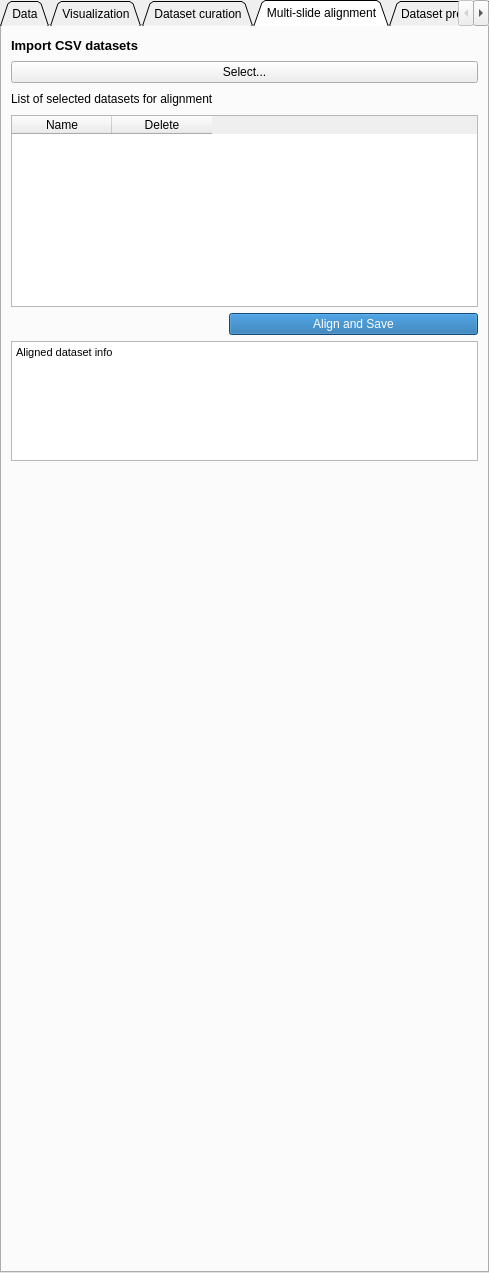
Above: MassVision/Resources/UI/MassVision.ui from jamzad/SlicerMassVision before the change. Below: the same form after it.
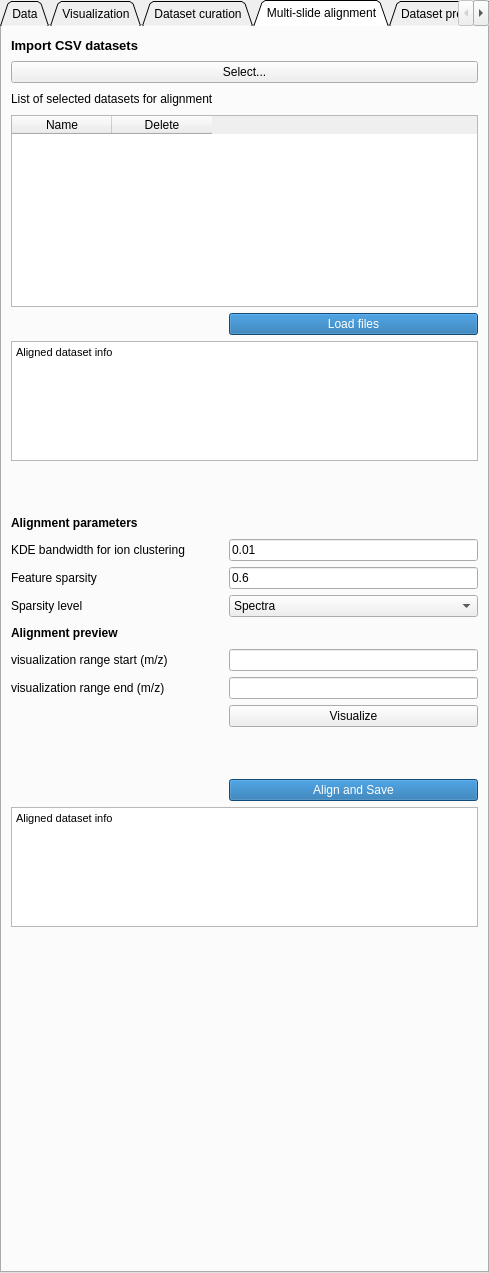
That is the form after the change. The open tabs and pages were chosen to show the change.

Commit message: ADD parameter tuning and preview to multi-slide alignment

```diff
--- a/MassVision/Resources/UI/MassVision.ui
+++ b/MassVision/Resources/UI/MassVision.ui
@@ -32,7 +32,7 @@
    <enum>QTabWidget::Triangular</enum>
   </property>
   <property name="currentIndex">
-   <number>5</number>
+   <number>3</number>
   </property>
   <property name="tabBarAutoHide">
    <bool>false</bool>
@@ -1896,6 +1896,16 @@
       </property>
      </spacer>
     </item>
+    <item row="1" column="0" colspan="2">
+     <widget class="QPushButton" name="selectToAlign">
+      <property name="styleSheet">
+       <string notr="true"/>
+      </property>
+      <property name="text">
+       <string>Select...</string>
+      </property>
+     </widget>
+    </item>
     <item row="2" column="0">
      <widget class="QLabel" name="label_77">
       <property name="styleSheet">
@@ -1945,8 +1955,109 @@
       </column>
      </widget>
     </item>
-    <item row="4" column="1">
-     <widget class="QPushButton" name="pushButton_11">
+    <item row="7" column="0">
+     <widget class="QLabel" name="label_2">
+      <property name="font">
+       <font>
+        <weight>75</weight>
+        <bold>true</bold>
+       </font>
+      </property>
+      <property name="text">
+       <string>Alignment parameters </string>
+      </property>
+     </widget>
+    </item>
+    <item row="7" column="1">
+     <spacer name="horizontalSpacer_31">
+      <property name="orientation">
+       <enum>Qt::Horizontal</enum>
+      </property>
+      <property name="sizeHint" stdset="0">
+       <size>
+        <width>40</width>
+        <height>20</height>
+       </size>
+      </property>
+     </spacer>
+    </item>
+    <item row="8" column="0">
+     <widget class="QLabel" name="label_3">
+      <property name="text">
+       <string>KDE bandwidth for ion clustering</string>
+      </property>
+     </widget>
+    </item>
+    <item row="8" column="1">
+     <widget class="QLineEdit" name="KDEbandwidthVal">
+      <property name="text">
+       <string>0.01</string>
+      </property>
+     </widget>
+    </item>
+    <item row="9" column="0">
+     <widget class="QLabel" name="label_4">
+      <property name="text">
+       <string>Feature sparsity</string>
+      </property>
+     </widget>
+    </item>
+    <item row="9" column="1">
+     <widget class="QLineEdit" name="sparsityVal">
+      <property name="text">
+       <string>0.6</string>
+      </property>
+     </widget>
+    </item>
+    <item row="10" column="0">
+     <widget class="QLabel" name="label_5">
+      <property name="text">
+       <string>Sparsity level</string>
+      </property>
+     </widget>
+    </item>
+    <item row="10" column="1">
+     <widget class="QComboBox" name="sparsityLevel">
+      <item>
+       <property name="text">
+        <string>Spectra</string>
+       </property>
+      </item>
+      <item>
+       <property name="text">
+        <string>Slides</string>
+       </property>
+      </item>
+     </widget>
+    </item>
+    <item row="11" column="0">
+     <widget class="QLabel" name="label_6">
+      <property name="font">
+       <font>
+        <weight>75</weight>
+        <bold>true</bold>
+       </font>
+      </property>
+      <property name="text">
+       <string>Alignment preview</string>
+      </property>
+     </widget>
+    </item>
+    <item row="11" column="1">
+     <spacer name="horizontalSpacer_32">
+      <property name="orientation">
+       <enum>Qt::Horizontal</enum>
+      </property>
+      <property name="sizeHint" stdset="0">
+       <size>
+        <width>40</width>
+        <height>20</height>
+       </size>
+      </property>
+     </spacer>
+    </item>
+    <item row="16" column="1">
+     <widget class="QPushButton" name="alignButton">
       <property name="styleSheet">
        <string notr="true">background-color: #1769aa;
 color: rgb(255, 255, 255);</string>
@@ -1956,7 +2067,7 @@
       </property>
      </widget>
     </item>
-    <item row="5" column="0" colspan="2">
+    <item row="17" column="0" colspan="2">
      <widget class="QTextBrowser" name="alignmentTextBrowser">
       <property name="sizePolicy">
        <sizepolicy hsizetype="Expanding" vsizetype="Preferred">
@@ -1979,7 +2090,7 @@
       </property>
      </widget>
     </item>
-    <item row="6" column="1">
+    <item row="18" column="1">
      <spacer name="verticalSpacer_14">
       <property name="orientation">
        <enum>Qt::Vertical</enum>
@@ -1992,13 +2103,107 @@
       </property>
      </spacer>
     </item>
-    <item row="1" column="0" colspan="2">
-     <widget class="QPushButton" name="textFileLoad_2">
+    <item row="12" column="1">
+     <widget class="QLineEdit" name="alignPreviewStart">
+      <property name="text">
+       <string/>
+      </property>
+     </widget>
+    </item>
+    <item row="12" column="0">
+     <widget class="QLabel" name="label_14">
+      <property name="text">
+       <string>visualization range start (m/z)</string>
+      </property>
+     </widget>
+    </item>
+    <item row="13" column="1">
+     <widget class="QLineEdit" name="alignPreviewEnd">
+      <property name="text">
+       <string/>
+      </property>
+     </widget>
+    </item>
+    <item row="13" column="0">
+     <widget class="QLabel" name="label_10">
+      <property name="text">
+       <string>visualization range end (m/z)</string>
+      </property>
+     </widget>
+    </item>
+    <item row="14" column="1">
+     <widget class="QPushButton" name="alignPreview">
       <property name="styleSheet">
        <string notr="true"/>
       </property>
       <property name="text">
-       <string>Select...</string>
+       <string>Visualize</string>
+      </property>
+     </widget>
+    </item>
+    <item row="15" column="0" colspan="2">
+     <spacer name="verticalSpacer_35">
+      <property name="orientation">
+       <enum>Qt::Vertical</enum>
+      </property>
+      <property name="sizeType">
+       <enum>QSizePolicy::Preferred</enum>
+      </property>
+      <property name="sizeHint" stdset="0">
+       <size>
+        <width>20</width>
+        <height>40</height>
+       </size>
+      </property>
+     </spacer>
+    </item>
+    <item row="4" column="1">
+     <widget class="QPushButton" name="loadToAlign">
+      <property name="styleSheet">
+       <string notr="true">background-color: #1769aa;
+color: rgb(255, 255, 255);</string>
+      </property>
+      <property name="text">
+       <string>Load files</string>
+      </property>
+     </widget>
+    </item>
+    <item row="6" column="0" colspan="2">
+     <spacer name="verticalSpacer_36">
+      <property name="orientation">
+       <enum>Qt::Vertical</enum>
+      </property>
+      <property name="sizeType">
+       <enum>QSizePolicy::Preferred</enum>
+      </property>
+      <property name="sizeHint" stdset="0">
+       <size>
+        <width>20</width>
+        <height>40</height>
+       </size>
+      </property>
+     </spacer>
+    </item>
+    <item row="5" column="0" colspan="2">
+     <widget class="QTextBrowser" name="fileInfoAlign">
+      <property name="sizePolicy">
+       <sizepolicy hsizetype="Expanding" vsizetype="Preferred">
+        <horstretch>0</horstretch>
+        <verstretch>0</verstretch>
+       </sizepolicy>
+      </property>
+      <property name="maximumSize">
+       <size>
+        <width>16777215</width>
+        <height>120</height>
+       </size>
+      </property>
+      <property name="html">
+       <string>&lt;!DOCTYPE HTML PUBLIC &quot;-//W3C//DTD HTML 4.0//EN&quot; &quot;http://www.w3.org/TR/REC-html40/strict.dtd&quot;&gt;
+&lt;html&gt;&lt;head&gt;&lt;meta name=&quot;qrichtext&quot; content=&quot;1&quot; /&gt;&lt;style type=&quot;text/css&quot;&gt;
+p, li { white-space: pre-wrap; }
+&lt;/style&gt;&lt;/head&gt;&lt;body style=&quot; font-family:'MS Shell Dlg 2'; font-size:8.25pt; font-weight:400; font-style:normal;&quot;&gt;
+&lt;p style=&quot; margin-top:0px; margin-bottom:0px; margin-left:0px; margin-right:0px; -qt-block-indent:0; text-indent:0px;&quot;&gt;Aligned dataset info&lt;/p&gt;&lt;/body&gt;&lt;/html&gt;</string>
       </property>
      </widget>
     </item>
```
The commit also changes 2 other files.
